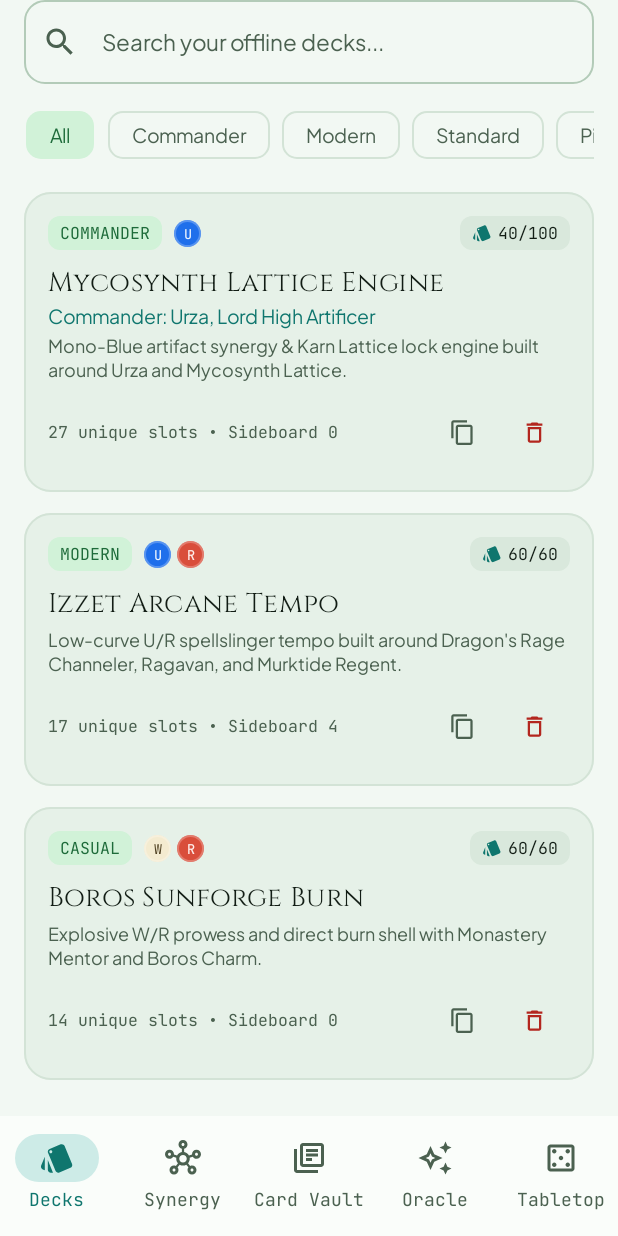
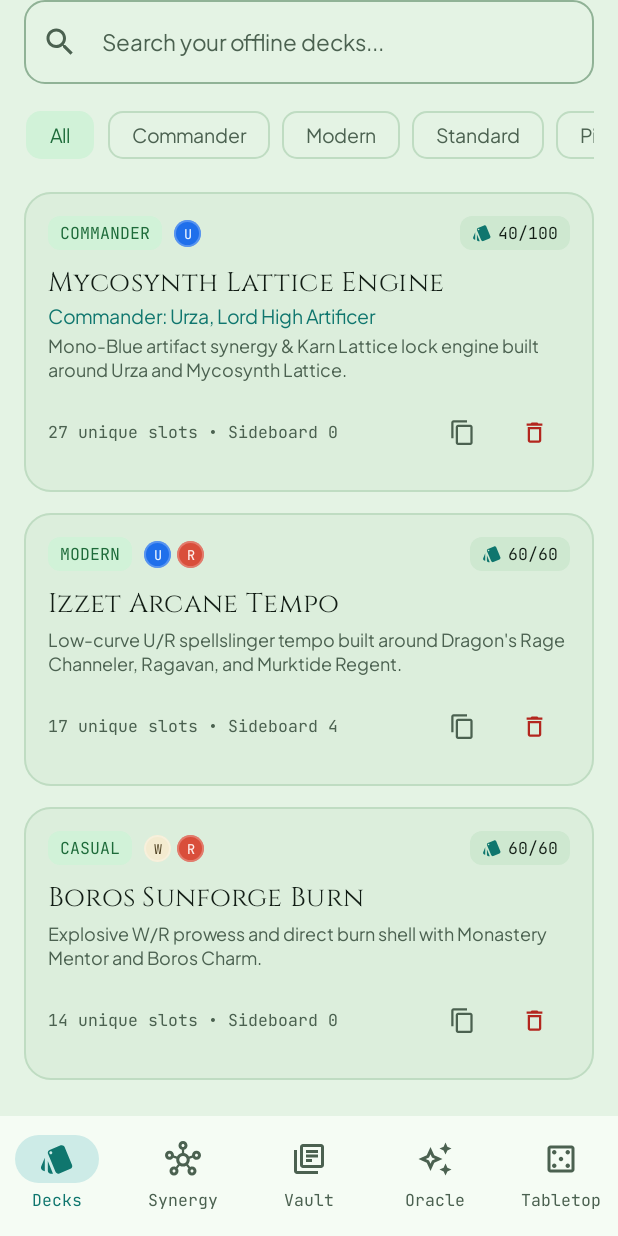
Before and after one commit to Dreadpool-87/Lattice-MTG-app, an Android app built with Jetpack Compose: the screen it shows after launch (MainActivity), scrolled down 268 dp, on a phone screen of 412 x 824 dp. Run offline under Robolectric (Android 15) with nearby library versions, the phone set to English and light mode, and no system bars; our stand-ins replace Room's generated code; 1 statement that could not run was skipped.

Commit message:
Refine compact Vault navigation and mana themes (#3)
* Keep compact navigation labels on one line

* Add compact Vault navigation label

* Differentiate mana theme surfaces in light and dark mode

* Describe online card lookups accurately

```diff
--- a/app/src/main/java/com/example/MainActivity.kt
+++ b/app/src/main/java/com/example/MainActivity.kt
@@ -39,6 +39,8 @@ import androidx.compose.ui.Modifier
 import androidx.compose.ui.graphics.vector.ImageVector
 import androidx.compose.ui.platform.testTag
 import androidx.compose.ui.res.stringResource
+import androidx.compose.ui.text.style.TextAlign
+import androidx.compose.ui.text.style.TextOverflow
 import androidx.compose.ui.unit.dp
 import androidx.lifecycle.compose.collectAsStateWithLifecycle
 import androidx.lifecycle.viewmodel.compose.viewModel
@@ -245,7 +247,16 @@ fun LatticeRootApp(container: AppContainer) {
                                         contentDescription = stringResource(tab.labelRes)
                                     )
                                 },
-                                label = { Text(stringResource(tab.labelRes)) },
+                                label = {
+                                    val labelRes = if (tab.route == Routes.VAULT) R.string.nav_vault_compact else tab.labelRes
+                                    Text(
+                                        text = stringResource(labelRes),
+                                        style = MaterialTheme.typography.labelSmall,
+                                        textAlign = TextAlign.Center,
+                                        maxLines = 1,
+                                        overflow = TextOverflow.Ellipsis
+                                    )
+                                },
                                 modifier = Modifier.testTag(tab.testTag)
                             )
                         }
--- a/app/src/main/java/com/example/ui/theme/Theme.kt
+++ b/app/src/main/java/com/example/ui/theme/Theme.kt
@@ -85,18 +85,18 @@ private val WhiteDarkColorScheme = darkColorScheme(
     onSecondaryContainer = Color(0xFFEDE4CD),
     tertiary = ManaWhiteBg,
     onTertiary = ManaWhiteFg,
-    background = Color(0xFF13120E),
+    background = Color(0xFF161208),
     onBackground = Color(0xFFF7F2E4),
-    surface = Color(0xFF1B1914),
+    surface = Color(0xFF211C12),
     onSurface = Color(0xFFF7F2E4),
-    surfaceVariant = Color(0xFF25221B),
+    surfaceVariant = Color(0xFF2D2618),
     onSurfaceVariant = Color(0xFFB5AD99),
-    surfaceContainerLow = Color(0xFF1B1914),
-    surfaceContainer = Color(0xFF232019),
-    surfaceContainerHigh = Color(0xFF2D2920),
-    surfaceContainerHighest = Color(0xFF363127),
-    outline = Color(0xFF534C3D),
-    outlineVariant = Color(0xFF353026),
+    surfaceContainerLow = Color(0xFF211C12),
+    surfaceContainer = Color(0xFF292215),
+    surfaceContainerHigh = Color(0xFF362C1B),
+    surfaceContainerHighest = Color(0xFF453821),
+    outline = Color(0xFF655334),
+    outlineVariant = Color(0xFF413522),
     error = CrimsonEmber,
     onError = Color.White,
     errorContainer = CrimsonContainer,
@@ -114,18 +114,18 @@ private val WhiteLightColorScheme = lightColorScheme(
     onSecondaryContainer = Color(0xFF303B4A),
     tertiary = ManaWhiteBg,
     onTertiary = ManaWhiteFg,
-    background = Color(0xFFFAF7EE),
+    background = Color(0xFFFCF3DB),
     onBackground = Color(0xFF1F1B14),
-    surface = Color(0xFFFFFCF5),
+    surface = Color(0xFFFFF9EB),
     onSurface = Color(0xFF1F1B14),
-    surfaceVariant = Color(0xFFF1EBD9),
+    surfaceVariant = Color(0xFFF5E6C1),
     onSurfaceVariant = Color(0xFF625B4C),
-    surfaceContainerLow = Color(0xFFFFFCF5),
-    surfaceContainer = Color(0xFFF2ECE0),
-    surfaceContainerHigh = Color(0xFFE8E0CE),
-    surfaceContainerHighest = Color(0xFFDDD4C0),
-    outline = Color(0xFFD2C7AF),
-    outlineVariant = Color(0xFFE4DBC7),
+    surfaceContainerLow = Color(0xFFFFF9EB),
+    surfaceContainer = Color(0xFFF5E7C6),
+    surfaceContainerHigh = Color(0xFFECDDB4),
+    surfaceContainerHighest = Color(0xFFE2CFA0),
+    outline = Color(0xFFAE9870),
+    outlineVariant = Color(0xFFDFCDA5),
     error = Color(0xFFB3261E),
     onError = Color.White,
     errorContainer = Color(0xFFF9DEDC),
@@ -144,18 +144,18 @@ private val BlueDarkColorScheme = darkColorScheme(
     onSecondaryContainer = ArcaneCyan,
     tertiary = BurnishedGold,
     onTertiary = BurnishedGoldDark,
-    background = ObsidianBg,
+    background = Color(0xFF081524),
     onBackground = ParchmentText,
-    surface = ObsidianSurface,
+    surface = Color(0xFF0D2036),
     onSurface = ParchmentText,
-    surfaceVariant = ObsidianSurfaceHigh,
+    surfaceVariant = Color(0xFF132D47),
     onSurfaceVariant = SlateMuted,
-    surfaceContainerLow = ObsidianSurface,
-    surfaceContainer = ObsidianSurfaceHigh,
-    surfaceContainerHigh = ObsidianSurfaceHighest,
-    surfaceContainerHighest = Color(0xFF2D3C58),
-    outline = ObsidianOutline,
-    outlineVariant = ObsidianOutlineVariant,
+    surfaceContainerLow = Color(0xFF0D2036),
+    surfaceContainer = Color(0xFF142B45),
+    surfaceContainerHigh = Color(0xFF1A3857),
+    surfaceContainerHighest = Color(0xFF224669),
+    outline = Color(0xFF3D6182),
+    outlineVariant = Color(0xFF243E5A),
     error = CrimsonEmber,
     onError = Color.White,
     errorContainer = CrimsonContainer,
@@ -173,18 +173,18 @@ private val BlueLightColorScheme = lightColorScheme(
     onSecondaryContainer = Color(0xFF084B5E),
     tertiary = ManaBlueBg,
     onTertiary = ManaBlueFg,
-    background = Color(0xFFF1F6FC),
+    background = Color(0xFFE6F1FF),
     onBackground = Color(0xFF111927),
-    surface = Color(0xFFFAFDFE),
+    surface = Color(0xFFF6FAFF),
     onSurface = Color(0xFF111927),
-    surfaceVariant = Color(0xFFE4ECF7),
+    surfaceVariant = Color(0xFFD6E7FF),
     onSurfaceVariant = Color(0xFF4B5B73),
-    surfaceContainerLow = Color(0xFFFAFDFE),
-    surfaceContainer = Color(0xFFE7EFFA),
-    surfaceContainerHigh = Color(0xFFDCE7F5),
-    surfaceContainerHighest = Color(0xFFD0DDEF),
-    outline = Color(0xFFB7C7DF),
-    outlineVariant = Color(0xFFD5E1F0),
+    surfaceContainerLow = Color(0xFFF6FAFF),
+    surfaceContainer = Color(0xFFDAE9FF),
+    surfaceContainerHigh = Color(0xFFCFE1F9),
+    surfaceContainerHighest = Color(0xFFC1D8F5),
+    outline = Color(0xFF8FAAD0),
+    outlineVariant = Color(0xFFBDD2EF),
     error = Color(0xFFB3261E),
     onError = Color.White,
     errorContainer = Color(0xFFF9DEDC),
@@ -203,18 +203,18 @@ private val BlackDarkColorScheme = darkColorScheme(
     onSecondaryContainer = Color(0xFFEAE2F8),
     tertiary = ManaBlackBg,
     onTertiary = ManaBlackFg,
-    background = Color(0xFF0F0C14),
+    background = Color(0xFF100B12),
     onBackground = Color(0xFFF2ECF8),
-    surface = Color(0xFF17131F),
+    surface = Color(0xFF1E1222),
     onSurface = Color(0xFFF2ECF8),
-    surfaceVariant = Color(0xFF221C2E),
+    surfaceVariant = Color(0xFF2D1B31),
     onSurfaceVariant = Color(0xFFA79BB8),
-    surfaceContainerLow = Color(0xFF17131F),
-    surfaceContainer = Color(0xFF201A2B),
-    surfaceContainerHigh = Color(0xFF2A2338),
-    surfaceContainerHighest = Color(0xFF342C44),
-    outline = Color(0xFF493E5E),
-    outlineVariant = Color(0xFF312940),
+    surfaceContainerLow = Color(0xFF1E1222),
+    surfaceContainer = Color(0xFF29182E),
+    surfaceContainerHigh = Color(0xFF35213C),
+    surfaceContainerHighest = Color(0xFF442A4B),
+    outline = Color(0xFF634568),
+    outlineVariant = Color(0xFF402944),
     error = CrimsonEmber,
     onError = Color.White,
     errorContainer = CrimsonContainer,
@@ -232,18 +232,18 @@ private val BlackLightColorScheme = lightColorScheme(
     onSecondaryContainer = Color(0xFF2E273D),
     tertiary = ManaBlackBg,
     onTertiary = ManaBlackFg,
-    background = Color(0xFFF6F2FA),
+    background = Color(0xFFF2E8F9),
     onBackground = Color(0xFF1B1624),
-    surface = Color(0xFFFCF9FF),
+    surface = Color(0xFFFCF6FF),
     onSurface = Color(0xFF1B1624),
-    surfaceVariant = Color(0xFFEBE4F3),
+    surfaceVariant = Color(0xFFEBDCF2),
     onSurfaceVariant = Color(0xFF5D536E),
-    surfaceContainerLow = Color(0xFFFCF9FF),
-    surfaceContainer = Color(0xFFEEE8F6),
-    surfaceContainerHigh = Color(0xFFE3DCEF),
-    surfaceContainerHighest = Color(0xFFD8CFE6),
-    outline = Color(0xFFC6BAD9),
-    outlineVariant = Color(0xFFE0D7ED),
+    surfaceContainerLow = Color(0xFFFCF6FF),
+    surfaceContainer = Color(0xFFEDE0F4),
+    surfaceContainerHigh = Color(0xFFE4D3EE),
+    surfaceContainerHighest = Color(0xFFD9C4E7),
+    outline = Color(0xFFAE94B8),
+    outlineVariant = Color(0xFFD4C0E1),
     error = Color(0xFFB3261E),
     onError = Color.White,
     errorContainer = Color(0xFFF9DEDC),
@@ -291,18 +291,18 @@ private val RedLightColorScheme = lightColorScheme(
     onSecondaryContainer = Color(0xFF662E03),
     tertiary = ManaRedBg,
     onTertiary = ManaRedFg,
-    background = Color(0xFFFBF4F1),
+    background = Color(0xFFFCEBE4),
     onBackground = Color(0xFF241614),
-    surface = Color(0xFFFFFBF9),
+    surface = Color(0xFFFFF7F3),
     onSurface = Color(0xFF241614),
-    surfaceVariant = Color(0xFFF4E4DD),
+    surfaceVariant = Color(0xFFF8DFD4),
     onSurfaceVariant = Color(0xFF6E534C),
-    surfaceContainerLow = Color(0xFFFFFBF9),
-    surfaceContainer = Color(0xFFF6E8E2),
-    surfaceContainerHigh = Color(0xFFECDBD4),
-    surfaceContainerHighest = Color(0xFFE3CEC6),
-    outline = Color(0xFFD6BCB2),
-    outlineVariant = Color(0xFFEAD7CF),
+    surfaceContainerLow = Color(0xFFFFF7F3),
+    surfaceContainer = Color(0xFFF8E1D8),
+    surfaceContainerHigh = Color(0xFFF3D7CA),
+    surfaceContainerHighest = Color(0xFFEDCABC),
+    outline = Color(0xFFBE9888),
+    outlineVariant = Color(0xFFE9CBBD),
     error = Color(0xFFB3261E),
     onError = Color.White,
     errorContainer = Color(0xFFF9DEDC),
@@ -321,18 +321,18 @@ private val GreenDarkColorScheme = darkColorScheme(
     onSecondaryContainer = BurnishedGold,
     tertiary = ArcaneCyan,
     onTertiary = ArcaneCyanDark,
-    background = LatticeForestBase,
+    background = Color(0xFF091810),
     onBackground = Color(0xFFF1F6F1),
-    surface = Color(0xFF151F1A),
+    surface = Color(0xFF102419),
     onSurface = Color(0xFFF1F6F1),
-    surfaceVariant = Color(0xFF1C2922),
+    surfaceVariant = Color(0xFF183324),
     onSurfaceVariant = Color(0xFF9EB3A2),
-    surfaceContainerLow = Color(0xFF151F1A),
-    surfaceContainer = Color(0xFF1A2720),
-    surfaceContainerHigh = Color(0xFF22332A),
-    surfaceContainerHighest = Color(0xFF2B4035),
-    outline = Color(0xFF395244),
-    outlineVariant = Color(0xFF25372D),
+    surfaceContainerLow = Color(0xFF102419),
+    surfaceContainer = Color(0xFF163021),
+    surfaceContainerHigh = Color(0xFF1C3C28),
+    surfaceContainerHighest = Color(0xFF244C34),
+    outline = Color(0xFF3E6A4B),
+    outlineVariant = Color(0xFF264632),
     error = CrimsonEmber,
     onError = Color.White,
     errorContainer = CrimsonContainer,
@@ -350,18 +350,18 @@ private val GreenLightColorScheme = lightColorScheme(
     onSecondaryContainer = DeepTealSecondary,
     tertiary = BronzePrimary,
     onTertiary = Color.White,
-    background = Color(0xFFF2F8F3),
+    background = Color(0xFFE4F3E4),
     onBackground = Color(0xFF121D15),
-    surface = Color(0xFFFAFDFA),
+    surface = Color(0xFFF5FCF4),
     onSurface = Color(0xFF121D15),
-    surfaceVariant = Color(0xFFE1EEE3),
+    surfaceVariant = Color(0xFFD7EED9),
     onSurfaceVariant = Color(0xFF4B6150),
-    surfaceContainerLow = Color(0xFFFAFDFA),
-    surfaceContainer = Color(0xFFE6F1E8),
-    surfaceContainerHigh = Color(0xFFD9E8DC),
-    surfaceContainerHighest = Color(0xFFCCE0D0),
-    outline = Color(0xFFB3CBB8),
-    outlineVariant = Color(0xFFD3E3D6),
+    surfaceContainerLow = Color(0xFFF5FCF4),
+    surfaceContainer = Color(0xFFDCEEDC),
+    surfaceContainerHigh = Color(0xFFCEE8D0),
+    surfaceContainerHighest = Color(0xFFC1DFC4),
+    outline = Color(0xFF90B296),
+    outlineVariant = Color(0xFFBFDCC2),
     error = Color(0xFFB3261E),
     onError = Color.White,
     errorContainer = Color(0xFFF9DEDC),
--- a/app/src/main/java/com/example/ui/viewmodel/TabletopViewModel.kt
+++ b/app/src/main/java/com/example/ui/viewmodel/TabletopViewModel.kt
@@ -202,7 +202,7 @@ class TabletopViewModel(
             statusMessageFlow.value = if (enabled) {
                 "Offline-Only Mode enabled. All queries strictly stay on-device."
             } else {
-                "Auto-Sync enabled when network is available."
+                "Online card lookups are available when connected."
             }
         }
     }
--- a/app/src/main/res/values/strings.xml
+++ b/app/src/main/res/values/strings.xml
@@ -3,6 +3,7 @@
     <string name="nav_decks">Decks</string>
     <string name="nav_synergy">Synergy</string>
     <string name="nav_vault">Card Vault</string>
+    <string name="nav_vault_compact">Vault</string>
     <string name="nav_oracle">Oracle</string>
     <string name="nav_tabletop">Tabletop</string>
     <string name="synergy_title">Synergy Analyzer</string>
```
